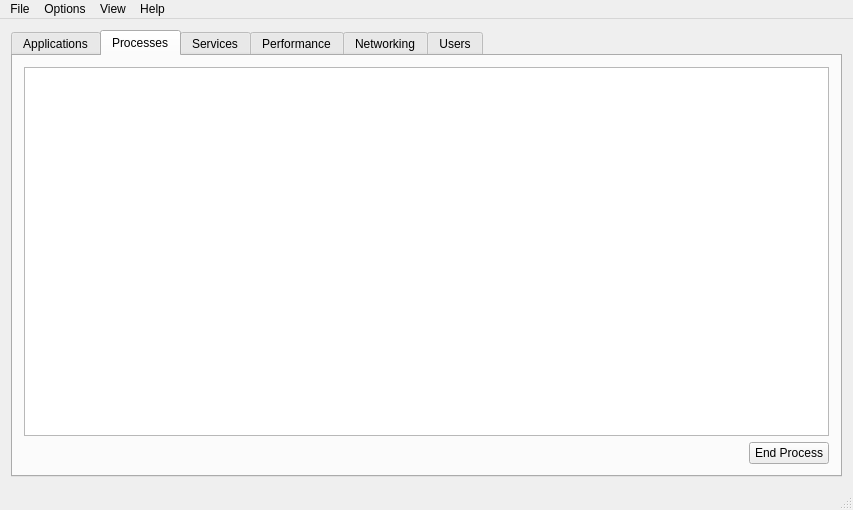
The window that mainwindow.ui (Davidj361/Overseer) describes before a commit, drawn with Qt 5.
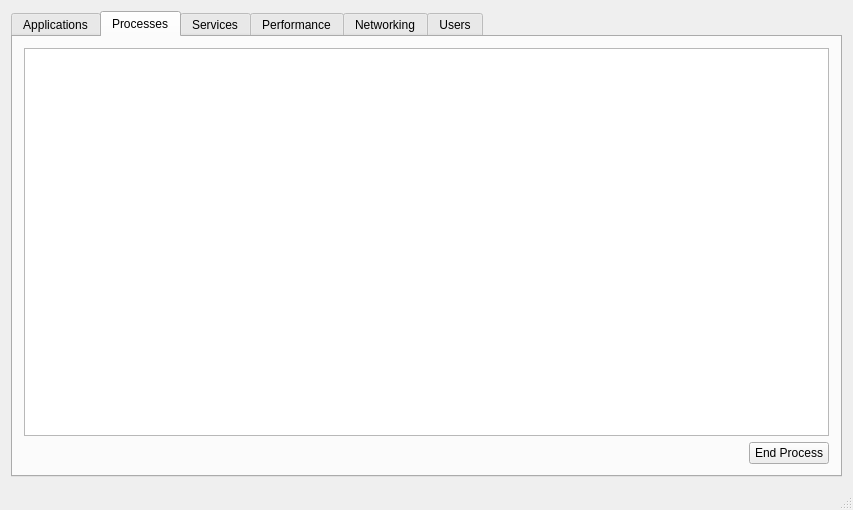
The same window after the commit.

Commit message: Removed menubar due to time constraints, pushed it to the branch "menubar".

The edit to the form file:
```diff
--- a/mainwindow.ui
+++ b/mainwindow.ui
@@ -241,47 +241,6 @@
    </layout>
   </widget>
   <widget class="QStatusBar" name="statusBar"/>
-  <widget class="QMenuBar" name="menuBar">
-   <property name="geometry">
-    <rect>
-     <x>0</x>
-     <y>0</y>
-     <width>853</width>
-     <height>25</height>
-    </rect>
-   </property>
-   <widget class="QMenu" name="menuFile">
-    <property name="title">
-     <string>File</string>
-    </property>
-    <addaction name="actionNew_Task_Run"/>
-    <addaction name="separator"/>
-    <addaction name="actionExit_Overseer_2"/>
-   </widget>
-   <widget class="QMenu" name="menuOptions">
-    <property name="title">
-     <string>Options</string>
-    </property>
-    <addaction name="actionAlways_ontop"/>
-   </widget>
-   <widget class="QMenu" name="menuView">
-    <property name="title">
-     <string>View</string>
-    </property>
-    <addaction name="actionRefresh_Now"/>
-    <addaction name="actionUpdate_Speed"/>
-   </widget>
-   <widget class="QMenu" name="menuHelp">
-    <property name="title">
-     <string>Help</string>
-    </property>
-    <addaction name="actionAbout_Overseer"/>
-   </widget>
-   <addaction name="menuFile"/>
-   <addaction name="menuOptions"/>
-   <addaction name="menuView"/>
-   <addaction name="menuHelp"/>
-  </widget>
   <action name="actionNew_Task_Run">
    <property name="text">
     <string>New Task (Run...)</string>
```
The commit also changes 1 other file.
